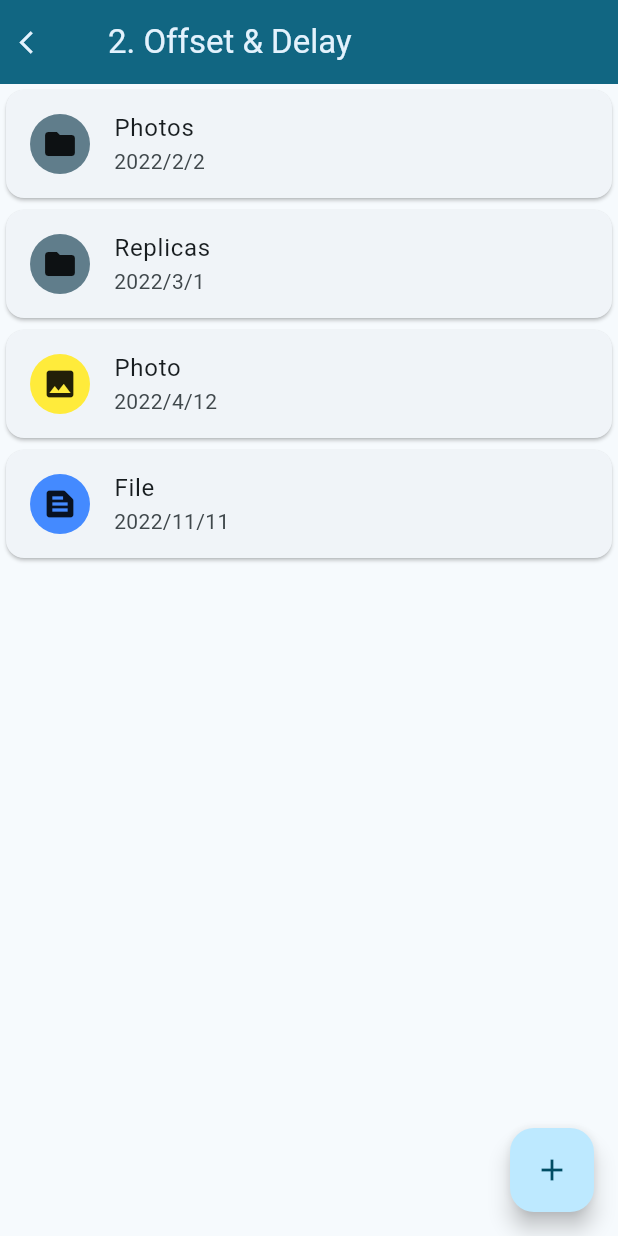
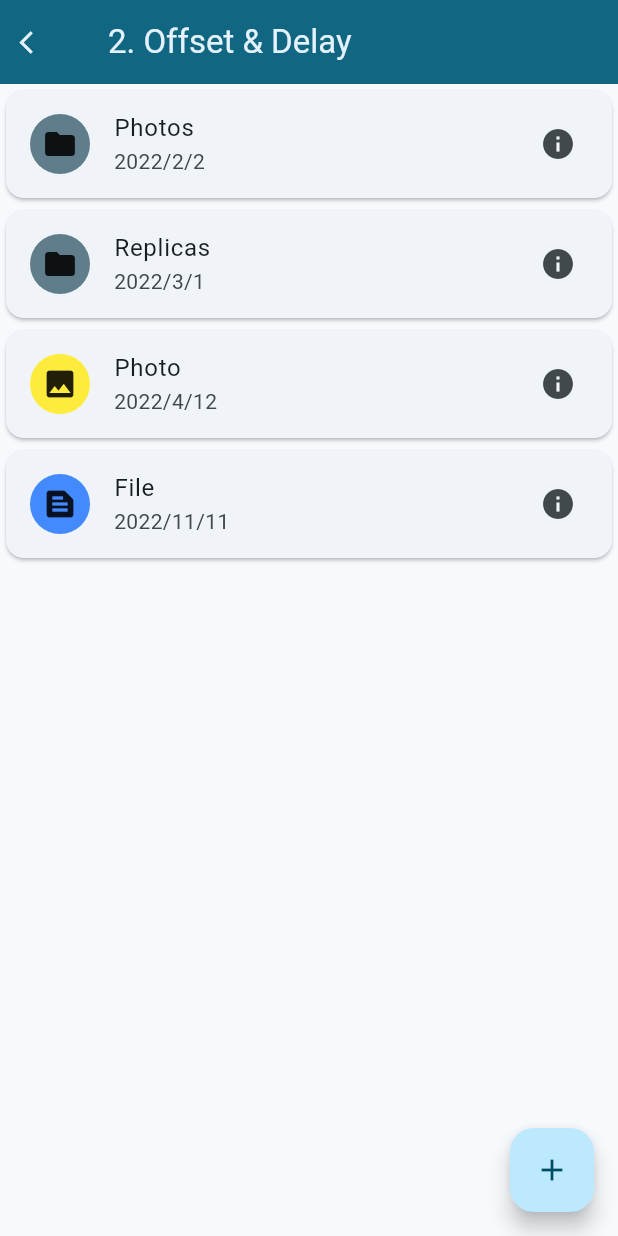
Before and after one commit to ash-valley/flutter_12uiux, a Flutter app: the OffsetAndDelay screen opened by its route, after a tap on the "add" icon, on a phone screen of 412 x 824 dp. Run offline on Flutter 3.47's test engine with Material 2 defaults, Android fonts, the phone set to English and light mode, and no system bars; our stand-ins replace go_router.

Commit message:
feat(offset&delay): fake loading を追加

```diff
--- a/lib/page/offset_and_delay.dart
+++ b/lib/page/offset_and_delay.dart
@@ -94,14 +94,48 @@ class _OffsetAndDelayBody extends StatelessWidget {
 
   @override
   Widget build(BuildContext context) {
-    return ListView.builder(
+    return _FakeLoadingBuilder(
+      duration: const Duration(seconds: 3),
+      builder: (context, loading) => loading
+          ? const CircularProgressIndicator()
+          : ListView.builder(
               itemCount: _contents.length,
               itemBuilder: ((context, index) {
                 return _ListItem(
                   data: _contents[index],
                 );
               }),
+            ),
     );
+  }
+}
+
+class _FakeLoadingBuilder extends StatefulWidget {
+  const _FakeLoadingBuilder({
+    required this.builder,
+    required this.duration,
+  });
+
+  final Widget Function(BuildContext, bool) builder;
+  final Duration duration;
+
+  @override
+  State<_FakeLoadingBuilder> createState() => _FakeLoadingBuilderState();
+}
+
+class _FakeLoadingBuilderState extends State<_FakeLoadingBuilder> {
+  bool loading = true;
+
+  @override
+  void initState() {
+    super.initState();
+    Future.delayed(widget.duration)
+        .then((value) => setState(() => loading = false));
+  }
+
+  @override
+  Widget build(BuildContext context) {
+    return widget.builder(context, loading);
   }
 }
 
@@ -128,6 +162,7 @@ class _ListItem extends StatelessWidget {
             color: Colors.black87,
           ),
         ),
+        trailing: const Icon(Icons.info),
         title: Text(data.fileName),
         subtitle: Text(DateFormat('yyyy/M/d').format(data.updateAt)),
       ),
```
Lines whose indentation alone changed are shown as unchanged.
